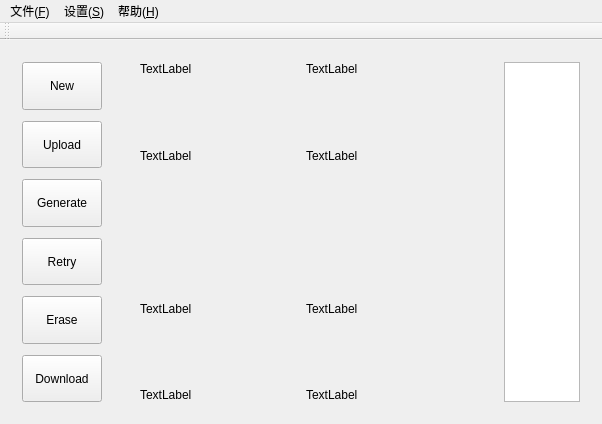
Above: NKUexperimenter/NKUexperimenter.ui from ghost233lism/NKUcpp-pyhsics-experiments-images-programming-based-on-opencv before the change. Below: the same form after it.
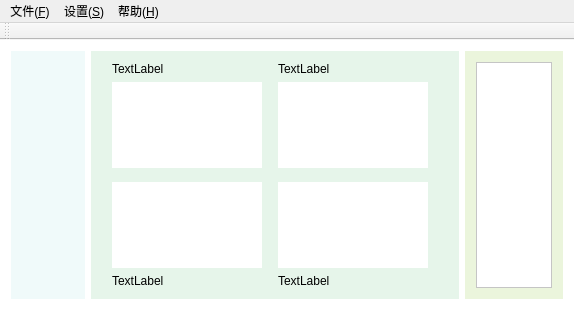
That is the form after the change.

Commit message: 实现了button图片的填充

```diff
--- a/NKUexperimenter/NKUexperimenter.ui
+++ b/NKUexperimenter/NKUexperimenter.ui
@@ -6,8 +6,8 @@
    <rect>
     <x>0</x>
     <y>0</y>
-    <width>602</width>
-    <height>424</height>
+    <width>574</width>
+    <height>310</height>
    </rect>
   </property>
   <property name="sizePolicy">
@@ -19,6 +19,12 @@
   <property name="windowTitle">
    <string>NKUexperimenter</string>
   </property>
+  <property name="styleSheet">
+   <string notr="true">QMainWindow
+{
+	background-color: white; 
+}</string>
+  </property>
   <widget class="QWidget" name="centralWidget">
    <property name="sizePolicy">
     <sizepolicy hsizetype="Expanding" vsizetype="Expanding">
@@ -35,6 +41,12 @@
         <verstretch>0</verstretch>
        </sizepolicy>
       </property>
+      <property name="styleSheet">
+       <string notr="true">QWidget
+{
+	background-color: #F0FAFA;
+}</string>
+      </property>
       <layout class="QVBoxLayout" name="verticalLayout">
        <item>
         <widget class="QPushButton" name="buttonNew">
@@ -47,8 +59,14 @@
          <property name="autoFillBackground">
           <bool>false</bool>
          </property>
+         <property name="styleSheet">
+          <string notr="true">QPushButton {
+    background-color: #F0FAFA; /* 也可以使用其他颜色或十六进制值 */
+	border: 1px solid #F0FAFA; 
+}</string>
+         </property>
          <property name="text">
-          <string>New</string>
+          <string/>
          </property>
         </widget>
        </item>
@@ -73,8 +91,17 @@
            <verstretch>1</verstretch>
           </sizepolicy>
          </property>
+         <property name="cursor">
+          <cursorShape>OpenHandCursor</cursorShape>
+         </property>
+         <property name="styleSheet">
+          <string notr="true">QPushButton {
+    background-color: #F0FAFA; /* 也可以使用其他颜色或十六进制值 */
+	border: 1px solid #F0FAFA; 
+}</string>
+         </property>
          <property name="text">
-          <string>Upload</string>
+          <string/>
          </property>
         </widget>
        </item>
@@ -99,8 +126,14 @@
            <verstretch>1</verstretch>
           </sizepolicy>
          </property>
+         <property name="styleSheet">
+          <string notr="true">QPushButton {
+    background-color: #F0FAFA; /* 也可以使用其他颜色或十六进制值 */
+	border: 1px solid #F0FAFA; 
+}</string>
+         </property>
          <property name="text">
-          <string>Generate</string>
+          <string/>
          </property>
         </widget>
        </item>
@@ -125,8 +158,14 @@
            <verstretch>1</verstretch>
           </sizepolicy>
          </property>
+         <property name="styleSheet">
+          <string notr="true">QPushButton {
+    background-color: #F0FAFA; /* 也可以使用其他颜色或十六进制值 */
+	border: 1px solid #F0FAFA; 
+}</string>
+         </property>
          <property name="text">
-          <string>Retry</string>
+          <string/>
          </property>
         </widget>
        </item>
@@ -151,8 +190,14 @@
            <verstretch>1</verstretch>
           </sizepolicy>
          </property>
+         <property name="styleSheet">
+          <string notr="true">QPushButton {
+    background-color: #F0FAFA; /* 也可以使用其他颜色或十六进制值 */
+	border: 1px solid #F0FAFA; 
+}</string>
+         </property>
          <property name="text">
-          <string>Erase</string>
+          <string/>
          </property>
         </widget>
        </item>
@@ -177,8 +222,14 @@
            <verstretch>1</verstretch>
           </sizepolicy>
          </property>
+         <property name="styleSheet">
+          <string notr="true">QPushButton {
+    background-color: #F0FAFA; /* 也可以使用其他颜色或十六进制值 */
+	border: 1px solid #F0FAFA; 
+}</string>
+         </property>
          <property name="text">
-          <string>Download</string>
+          <string/>
          </property>
         </widget>
        </item>
@@ -193,15 +244,21 @@
         <verstretch>0</verstretch>
        </sizepolicy>
       </property>
+      <property name="styleSheet">
+       <string notr="true">QWidget
+{
+	background-color: #E6F5EA;
+}</string>
+      </property>
       <layout class="QGridLayout" name="gridLayout">
-       <item row="2" column="2">
-        <spacer name="horizontalSpacer_2">
+       <item row="3" column="4">
+        <spacer name="horizontalSpacer_6">
          <property name="orientation">
           <enum>Qt::Horizontal</enum>
          </property>
          <property name="sizeHint" stdset="0">
           <size>
-           <width>10</width>
+           <width>20</width>
            <height>20</height>
           </size>
          </property>
@@ -215,61 +272,14 @@
            <verstretch>10</verstretch>
           </sizepolicy>
          </property>
-         <property name="text">
-          <string>TextLabel</string>
+         <property name="styleSheet">
+          <string notr="true">QLabel
+{
+	background-color: white;
+}</string>
          </property>
-        </widget>
-       </item>
-       <item row="3" column="3">
-        <widget class="QLabel" name="showErase">
          <property name="text">
-          <string>TextLabel</string>
-         </property>
-        </widget>
-       </item>
-       <item row="1" column="3">
-        <widget class="QLabel" name="imgEdge">
-         <property name="sizePolicy">
-          <sizepolicy hsizetype="MinimumExpanding" vsizetype="MinimumExpanding">
-           <horstretch>10</horstretch>
-           <verstretch>10</verstretch>
-          </sizepolicy>
-         </property>
-         <property name="text">
-          <string>TextLabel</string>
-         </property>
-        </widget>
-       </item>
-       <item row="2" column="1">
-        <widget class="QLabel" name="imgRotate">
-         <property name="sizePolicy">
-          <sizepolicy hsizetype="MinimumExpanding" vsizetype="MinimumExpanding">
-           <horstretch>10</horstretch>
-           <verstretch>10</verstretch>
-          </sizepolicy>
-         </property>
-         <property name="text">
-          <string>TextLabel</string>
-         </property>
-        </widget>
-       </item>
-       <item row="2" column="3">
-        <widget class="QLabel" name="imgErase">
-         <property name="sizePolicy">
-          <sizepolicy hsizetype="MinimumExpanding" vsizetype="MinimumExpanding">
-           <horstretch>10</horstretch>
-           <verstretch>10</verstretch>
-          </sizepolicy>
-         </property>
-         <property name="text">
-          <string>TextLabel</string>
-         </property>
-        </widget>
-       </item>
-       <item row="0" column="3">
-        <widget class="QLabel" name="showCanny">
-         <property name="text">
-          <string>TextLabel</string>
+          <string/>
          </property>
         </widget>
        </item>
@@ -293,7 +303,7 @@
          </property>
         </spacer>
        </item>
-       <item row="3" column="1">
+       <item row="4" column="1">
         <widget class="QLabel" name="showRotate">
          <property name="text">
           <string>TextLabel</string>
@@ -313,7 +323,14 @@
          </property>
         </spacer>
        </item>
-       <item row="2" column="0">
+       <item row="0" column="3">
+        <widget class="QLabel" name="showCanny">
+         <property name="text">
+          <string>TextLabel</string>
+         </property>
+        </widget>
+       </item>
+       <item row="3" column="0">
         <spacer name="horizontalSpacer_4">
          <property name="orientation">
           <enum>Qt::Horizontal</enum>
@@ -326,28 +343,105 @@
          </property>
         </spacer>
        </item>
-       <item row="1" column="4">
-        <spacer name="horizontalSpacer_5">
+       <item row="3" column="3">
+        <widget class="QLabel" name="imgErase">
+         <property name="sizePolicy">
+          <sizepolicy hsizetype="MinimumExpanding" vsizetype="MinimumExpanding">
+           <horstretch>10</horstretch>
+           <verstretch>10</verstretch>
+          </sizepolicy>
+         </property>
+         <property name="styleSheet">
+          <string notr="true">QLabel
+{
+	background-color: white;
+}</string>
+         </property>
+         <property name="text">
+          <string/>
+         </property>
+        </widget>
+       </item>
+       <item row="1" column="3">
+        <widget class="QLabel" name="imgEdge">
+         <property name="sizePolicy">
+          <sizepolicy hsizetype="MinimumExpanding" vsizetype="MinimumExpanding">
+           <horstretch>10</horstretch>
+           <verstretch>10</verstretch>
+          </sizepolicy>
+         </property>
+         <property name="styleSheet">
+          <string notr="true">QLabel
+{
+	background-color: white;
+}</string>
+         </property>
+         <property name="text">
+          <string/>
+         </property>
+        </widget>
+       </item>
+       <item row="3" column="1">
+        <widget class="QLabel" name="imgRotate">
+         <property name="sizePolicy">
+          <sizepolicy hsizetype="MinimumExpanding" vsizetype="MinimumExpanding">
+           <horstretch>10</horstretch>
+           <verstretch>10</verstretch>
+          </sizepolicy>
+         </property>
+         <property name="styleSheet">
+          <string notr="true">QLabel
+{
+	background-color: white;
+}</string>
+         </property>
+         <property name="text">
+          <string/>
+         </property>
+        </widget>
+       </item>
+       <item row="3" column="2">
+        <spacer name="horizontalSpacer_2">
          <property name="orientation">
           <enum>Qt::Horizontal</enum>
          </property>
          <property name="sizeHint" stdset="0">
           <size>
-           <width>20</width>
+           <width>10</width>
            <height>20</height>
           </size>
          </property>
         </spacer>
        </item>
-       <item row="2" column="4">
-        <spacer name="horizontalSpacer_6">
+       <item row="4" column="3">
+        <widget class="QLabel" name="showErase">
+         <property name="text">
+          <string>TextLabel</string>
+         </property>
+        </widget>
+       </item>
+       <item row="2" column="1">
+        <spacer name="verticalSpacer_6">
          <property name="orientation">
-          <enum>Qt::Horizontal</enum>
+          <enum>Qt::Vertical</enum>
          </property>
          <property name="sizeHint" stdset="0">
           <size>
            <width>20</width>
-           <height>20</height>
+           <height>8</height>
+          </size>
+         </property>
+        </spacer>
+       </item>
+       <item row="2" column="3">
+        <spacer name="verticalSpacer_7">
+         <property name="orientation">
+          <enum>Qt::Vertical</enum>
+         </property>
+         <property name="sizeHint" stdset="0">
+          <size>
+           <width>20</width>
+           <height>8</height>
           </size>
          </property>
         </spacer>
@@ -363,9 +457,22 @@
         <verstretch>0</verstretch>
        </sizepolicy>
       </property>
+      <property name="styleSheet">
+       <string notr="true">QWidget
+{
+	background-color: #EBF5DC;
+}</string>
+      </property>
       <layout class="QVBoxLayout" name="verticalLayout_2">
        <item>
-        <widget class="QListWidget" name="listWidget"/>
+        <widget class="QListWidget" name="listWidget">
+         <property name="styleSheet">
+          <string notr="true">QListWidget
+{
+	background-color: white;
+}</string>
+         </property>
+        </widget>
        </item>
       </layout>
      </widget>
@@ -385,7 +492,7 @@
     <rect>
      <x>0</x>
      <y>0</y>
-     <width>602</width>
+     <width>574</width>
      <height>17</height>
     </rect>
    </property>
```
Left out of the diff: 13 changed lines with no effect on the pictures. The commit also changes 31 other files.
